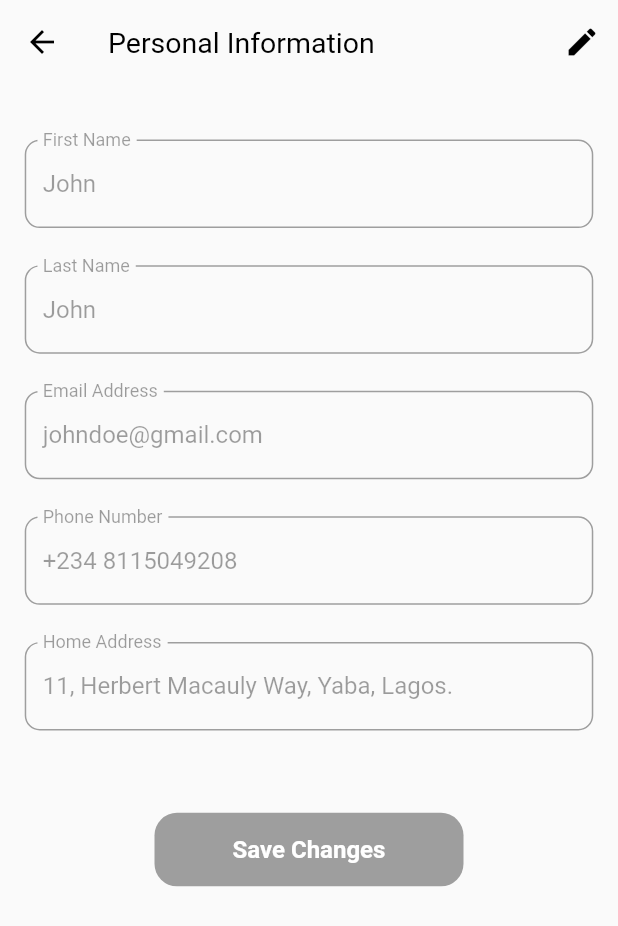
After one commit to musjib999/nutrition_app, a Flutter app: the Account screen opened directly, after a tap on "Personal Information", on a phone screen of 412 x 824 dp. The commit adds this screen. Shown: the top 926 px of the screen. Run offline on Flutter 3.47's test engine with Material 2 defaults, Android fonts, the phone set to English and light mode, and no system bars; our stand-ins replace flutter_svg, google_fonts, ionicons, sizer; Roboto replaces fonts that are missing (Mukta).

Commit message:
profile screen

```diff
--- /dev/null
+++ b/lib/profile/screens/account.dart
@@ -0,0 +1,106 @@
+import 'package:flutter/material.dart';
+import 'package:google_fonts/google_fonts.dart';
+import 'package:ionicons/ionicons.dart';
+import 'package:nutrition/profile/screens/account_settings.dart';
+import 'package:nutrition/profile/screens/personal_information.dart';
+import 'package:sizer/sizer.dart';
+
+import '../../themes/colors.dart';
+
+class Account extends StatelessWidget {
+  const Account({Key? key}) : super(key: key);
+
+  @override
+  Widget build(BuildContext context) {
+    return Scaffold(
+      appBar: AppBar(
+        title: const Text('Account'),
+      ),
+      body: Container(
+        margin: EdgeInsets.all(12.sp),
+        child: Column(
+          crossAxisAlignment: CrossAxisAlignment.center,
+          children: [
+            SizedBox(height: 10.sp),
+            const Center(
+              child: CircleAvatar(
+                radius: 40.0,
+                backgroundColor: AppColors.inputGrey,
+                child: Icon(
+                  Ionicons.person,
+                  color: AppColors.white,
+                  size: 40,
+                ),
+              ),
+            ),
+            SizedBox(height: 7.sp),
+            Center(
+              child: Text(
+                'John Doe',
+                style: GoogleFonts.montserrat(
+                    fontSize: 20, fontWeight: FontWeight.w600),
+              ),
+            ),
+            SizedBox(height: 40.sp),
+            ListTile(
+              onTap: () => Navigator.of(context).push(PersonalInformation.route()),
+              shape: RoundedRectangleBorder(
+                  side: const BorderSide(
+                    color: AppColors.inputGrey,
+                  ),
+                  borderRadius: BorderRadius.circular(8.0)),
+              leading: const Icon(Ionicons.person_circle),
+              title: const Text('Personal Information'),
+              trailing: const Icon(Icons.arrow_forward_ios),
+            ),
+            SizedBox(height: 15.sp),
+            ListTile(
+              onTap: () => Navigator.of(context).push(AccountSettings.route()),
+              shape: RoundedRectangleBorder(
+                  side: const BorderSide(
+                    color: AppColors.inputGrey,
+                  ),
+                  borderRadius: BorderRadius.circular(8.0)),
+              leading: const Icon(Icons.manage_accounts_sharp),
+              title: const Text('Account Settings'),
+              trailing: const Icon(Icons.arrow_forward_ios),
+            ),
+            SizedBox(height: 15.sp),
+            ListTile(
+              onTap: () {},
+              shape: RoundedRectangleBorder(
+                  side: const BorderSide(
+                    color: AppColors.inputGrey,
+                  ),
+                  borderRadius: BorderRadius.circular(8.0)),
+              leading: const Icon(Ionicons.card),
+              title: const Text('Payment Details'),
+              trailing: const Icon(Icons.arrow_forward_ios),
+            ),
+            SizedBox(height: 15.sp),
+            ListTile(
+              onTap: () {},
+              shape: RoundedRectangleBorder(
+                  side: const BorderSide(
+                    color: AppColors.errorRed,
+                  ),
+                  borderRadius: BorderRadius.circular(8.0)),
+              leading: const Icon(
+                Icons.logout,
+                color: AppColors.errorRed,
+              ),
+              title: const Text(
+                'Logout',
+                style: TextStyle(color: AppColors.errorRed),
+              ),
+              trailing: const Icon(
+                Icons.arrow_forward_ios,
+                color: AppColors.errorRed,
+              ),
+            )
+          ],
+        ),
+      ),
+    );
+  }
+}
--- /dev/null
+++ b/lib/profile/screens/account_settings.dart
@@ -0,0 +1,43 @@
+import 'package:flutter/material.dart';
+import 'package:sizer/sizer.dart';
+
+import '../../shared/widgets/app_text_field.dart';
+import '../../survey/widgets/primary_button.dart';
+
+class AccountSettings extends StatefulWidget {
+  static Route route() => MaterialPageRoute(
+    builder: (_) => const AccountSettings(),
+  );
+  const AccountSettings({Key? key}) : super(key: key);
+
+  @override
+  State<AccountSettings> createState() => _AccountSettingsState();
+}
+
+class _AccountSettingsState extends State<AccountSettings> {
+  @override
+  Widget build(BuildContext context) {
+    return Scaffold(
+      appBar: AppBar(
+        title: const Text('Account Settings'),
+      ),
+      body: SingleChildScrollView(
+        child: Container(
+          margin: EdgeInsets.all(12.sp),
+          child: Column(
+            children: [
+              SizedBox(height: 8.sp),
+              AppTextField(controller: TextEditingController(), hintText: 'Old Password', obscureText: true,),
+              SizedBox(height: 8.sp),
+              AppTextField(controller: TextEditingController(), hintText: 'New Password', obscureText: true,),
+              SizedBox(height: 8.sp),
+              AppTextField(controller: TextEditingController(), hintText: 'Confirm New Password', obscureText: true,),
+              SizedBox(height: 40.sp),
+              PrimaryButton(title: 'Update Password', onTap: (){}, isSelected: true, width: 50.w,),
+            ],
+          ),
+        ),
+      ),
+    );
+  }
+}
--- /dev/null
+++ b/lib/profile/screens/personal_information.dart
@@ -0,0 +1,102 @@
+import 'package:flutter/material.dart';
+import 'package:sizer/sizer.dart';
+
+import '../../shared/widgets/app_text_field.dart';
+import '../../survey/widgets/primary_button.dart';
+import '../../themes/colors.dart';
+
+class PersonalInformation extends StatefulWidget {
+  static Route route() => MaterialPageRoute(
+        builder: (_) => const PersonalInformation(),
+      );
+  const PersonalInformation({Key? key}) : super(key: key);
+
+  @override
+  State<PersonalInformation> createState() => _PersonalInformationState();
+}
+
+class _PersonalInformationState extends State<PersonalInformation> {
+  TextEditingController fName = TextEditingController();
+  TextEditingController lName = TextEditingController();
+  TextEditingController phone = TextEditingController();
+  TextEditingController email = TextEditingController();
+  TextEditingController address = TextEditingController();
+
+  bool enableTextFields = false;
+  @override
+  void initState() {
+    super.initState();
+    setState(() {
+      fName.text = 'John';
+      lName.text = 'Doe';
+      phone.text = '+234 8115049208';
+      email.text = 'johndoe@gmail.com';
+      address.text = '11, Herbert Macauly Way, Yaba, Lagos.';
+    });
+  }
+
+  @override
+  Widget build(BuildContext context) {
+    return Scaffold(
+      appBar: AppBar(
+        title: const Text('Personal Information'),
+        actions: [
+          IconButton(
+            icon: const Icon(Icons.edit),
+            onPressed: () {
+              setState(() {
+                enableTextFields = true;
+              });
+            },
+          ),
+        ],
+      ),
+      body: SingleChildScrollView(
+        child: Container(
+          margin: EdgeInsets.all(12.sp),
+          child: Column(
+            children: [
+              SizedBox(height: 15.sp),
+              AppTextField(
+                controller: fName,
+                hintText: 'First Name',
+                enabled: enableTextFields,
+              ),
+              SizedBox(height: 18.sp),
+              AppTextField(
+                controller: fName,
+                hintText: 'Last Name',
+                enabled: enableTextFields,
+              ),
+              SizedBox(height: 18.sp),
+              AppTextField(
+                controller: email,
+                hintText: 'Email Address',
+                enabled: false,
+              ),
+              SizedBox(height: 18.sp),
+              AppTextField(
+                controller: phone,
+                hintText: 'Phone Number',
+                enabled: enableTextFields,
+              ),
+              SizedBox(height: 18.sp),
+              AppTextField(
+                controller: address,
+                hintText: 'Home Address',
+                enabled: enableTextFields,
+              ),
+              SizedBox(height: 40.sp),
+              PrimaryButton(
+                width: 50.w,
+                title: 'Save Changes',
+                onTap:  enableTextFields == false ? (){} : () {},
+                isSelected: enableTextFields,
+              ),
+            ],
+          ),
+        ),
+      ),
+    );
+  }
+}
--- /dev/null
+++ b/lib/profile/services/credit_card_service.dart
@@ -0,0 +1,5 @@
+String getLastFourDigits(int cardNumber){
+  String number = cardNumber.toString();
+  number.substring(number.length -4);
+  return '**** **** **** ${number.substring(number.length -4)}';
+}
--- /dev/null
+++ b/lib/profile/services/services.dart
@@ -0,0 +1 @@
+export 'credit_card_service.dart';
--- a/lib/shared/constants.dart
+++ b/lib/shared/constants.dart
@@ -1,5 +1,6 @@
 import 'package:flutter/material.dart';
 import 'package:nutrition/meal_plan/screens/meal_plan.dart';
+import 'package:nutrition/profile/screens/account.dart';
 import 'package:nutrition/survey/screens/gender.dart';
 import 'package:nutrition/survey/screens/height.dart';
 import 'package:nutrition/survey/screens/weekly_goal.dart';
@@ -9,4 +10,4 @@ import '../diary/screens/diary_screen.dart';
 
 List<Widget> surveyScreens = [const GenderScreen(), const HeightScreen(), const Weight(), const WeeklyGoal()];
 PageController surveyScreenController = PageController();
-List<Widget> appMenus = [const Diary(), const MealPlan(), Container()];
+List<Widget> appMenus = [const Diary(), const MealPlan(), const Account()];
--- /dev/null
+++ b/lib/shared/widgets/app_text_field.dart
@@ -0,0 +1,36 @@
+import 'package:flutter/material.dart';
+import 'package:sizer/sizer.dart';
+
+import '../../themes/colors.dart';
+
+class AppTextField extends StatelessWidget {
+  final TextEditingController controller;
+  final String hintText;
+  final bool? obscureText;
+  final double? width;
+  final bool? enabled;
+  final int? maxLines;
+  final IconData? suffixIcon;
+  final String? Function(String?)? validator;
+  const AppTextField({Key? key, required this.controller, required this.hintText, this.obscureText, this.validator, this.width, this.enabled = true, this.maxLines, this.suffixIcon}) : super(key: key);
+
+  @override
+  Widget build(BuildContext context) {
+    return SizedBox(
+      width: width ?? 100.w,
+      child: TextFormField(
+        validator: validator,
+        controller: controller,
+        obscureText: obscureText ?? false,
+        enabled: enabled,
+        decoration: InputDecoration(
+          labelText: hintText,
+          suffixIcon: Icon(suffixIcon),
+          enabledBorder: OutlineInputBorder(borderRadius: BorderRadius.circular(10.0), borderSide: const BorderSide(color: AppColors.grey)),
+          focusedBorder: OutlineInputBorder(borderRadius: BorderRadius.circular(10.0), borderSide: const BorderSide(color: AppColors.primaryColor, width: 1.5,)),
+          disabledBorder: OutlineInputBorder(borderRadius: BorderRadius.circular(10.0), borderSide: const BorderSide(color: AppColors.grey)),
+        ),
+      ),
+    );
+  }
+}
--- a/lib/themes/app_theme.dart
+++ b/lib/themes/app_theme.dart
@@ -1,4 +1,5 @@
 import 'package:flutter/material.dart';
+import 'package:google_fonts/google_fonts.dart';
 import 'package:nutrition/themes/colors.dart';
 
 ThemeData appTheme = ThemeData(
@@ -6,4 +7,10 @@ ThemeData appTheme = ThemeData(
   navigationBarTheme: NavigationBarThemeData(
     indicatorColor: AppColors.primaryColor.withOpacity(0.3),
   ),
+  appBarTheme: AppBarTheme(
+    elevation: 0,
+    backgroundColor: Colors.grey.shade50,
+    iconTheme: const IconThemeData(color: AppColors.black),
+    titleTextStyle: GoogleFonts.mukta(color: AppColors.black, fontSize: 19),
+  ),
 );
--- a/lib/themes/colors.dart
+++ b/lib/themes/colors.dart
@@ -9,6 +9,8 @@ class AppColors {
   static const Color lightYellow = Color(0xffFEF0BF);
   static const Color skyBlue = Color(0xff6CC0FD);
   static const Color pinky = Color(0xffF6DAE1);
+  static const Color inputGrey = Color(0xff787878);
+  static const Color errorRed = Color(0xffF34336);
 
   static const Color primaryColor = Color(0xff41783B);
 }
```
Also changed, not shown: assets/images/profile.jpeg (added).
